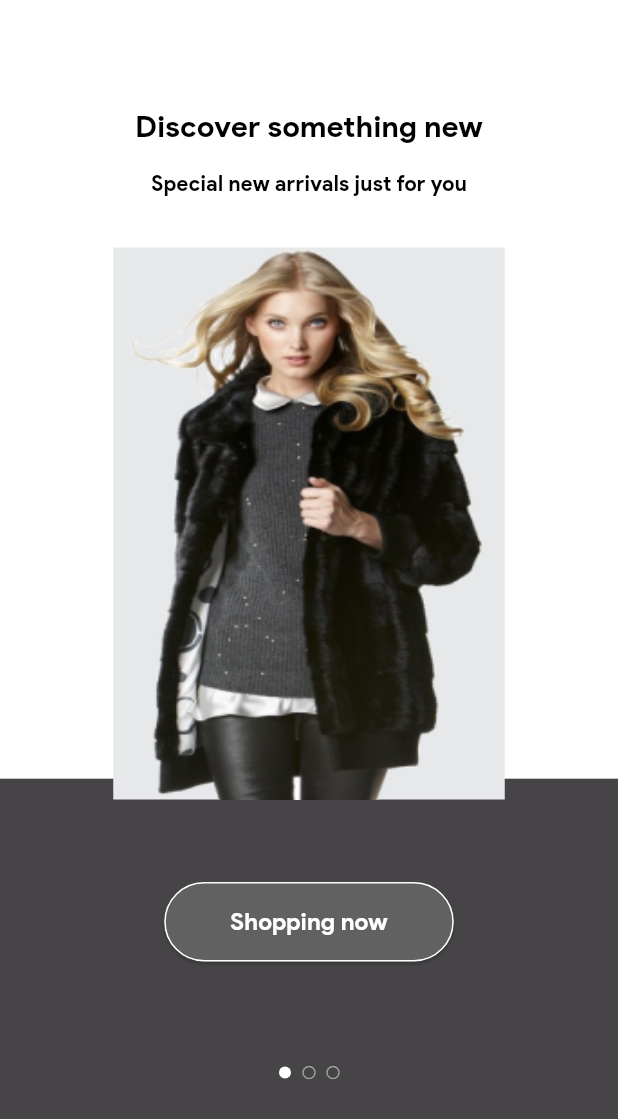
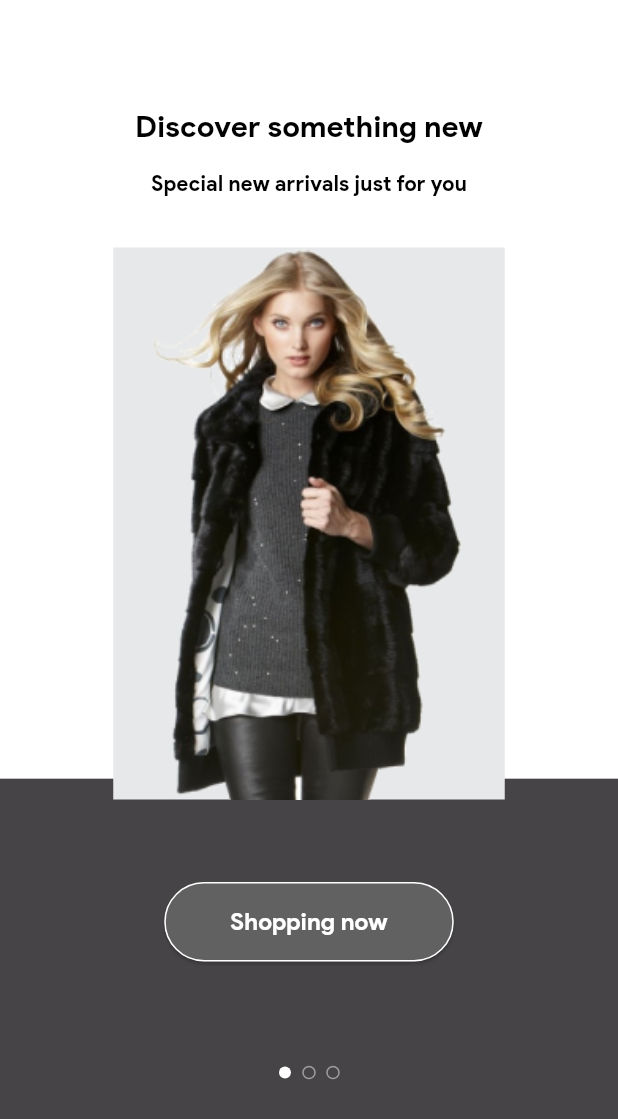
Before and after one commit to tanvirahmmad/gemstore_ecommerce, a Flutter app: the screen it shows after launch, after a tap on "Get Started", on a phone screen of 412 x 824 dp. Shown: the top 1119 px of the screen. Run offline on Flutter 3.47's test engine with Material 3 defaults, Android fonts, the light colour scheme and no system bars; drawn by our look-alikes of smooth_page_indicator; our stand-ins replace bloc, flutter_bloc, shared_preferences.

Commit message:
update the image height

```diff
--- a/lib/features/screens/entry_screens/intro_page_three/intro_age_three.dart
+++ b/lib/features/screens/entry_screens/intro_page_three/intro_age_three.dart
@@ -72,7 +72,7 @@ SizedBox(height: 33),
         color: Color(int.parse(MyColor.myColorThree)),
         child: Image.asset(
             MyAssetsStrings.intro_page_three_images,
-            fit: BoxFit.fitWidth,
+            fit: BoxFit.fitHeight,
         ),
       ),
       SizedBox(height: 55,),
--- a/lib/features/screens/entry_screens/intro_page_two/intro_age_two.dart
+++ b/lib/features/screens/entry_screens/intro_page_two/intro_age_two.dart
@@ -72,7 +72,7 @@ class _IntroPageTwoState extends State<IntroPageTwo> {
                   color: Color(int.parse(MyColor.myColorThree)),
                   child: Image.asset(
                     MyAssetsStrings.intro_page_two_images,
-                    fit: BoxFit.fill,
+                    fit: BoxFit.fitHeight,
                   ),
                 ),
                 SizedBox(height: 55,),
--- a/lib/features/screens/entry_screens/intro_screens_one/IntroPageOne.dart
+++ b/lib/features/screens/entry_screens/intro_screens_one/IntroPageOne.dart
@@ -70,7 +70,7 @@ class _IntroPageOneState extends State<IntroPageOne> {
                   color: Color(int.parse(MyColor.myColorThree)),
                   child: Image.asset(
                     MyAssetsStrings.intro_page_one_images,
-                    fit: BoxFit.fill,
+                    fit: BoxFit.fitHeight,
                   ),
                 ),
                 SizedBox(height: 55,),
```
